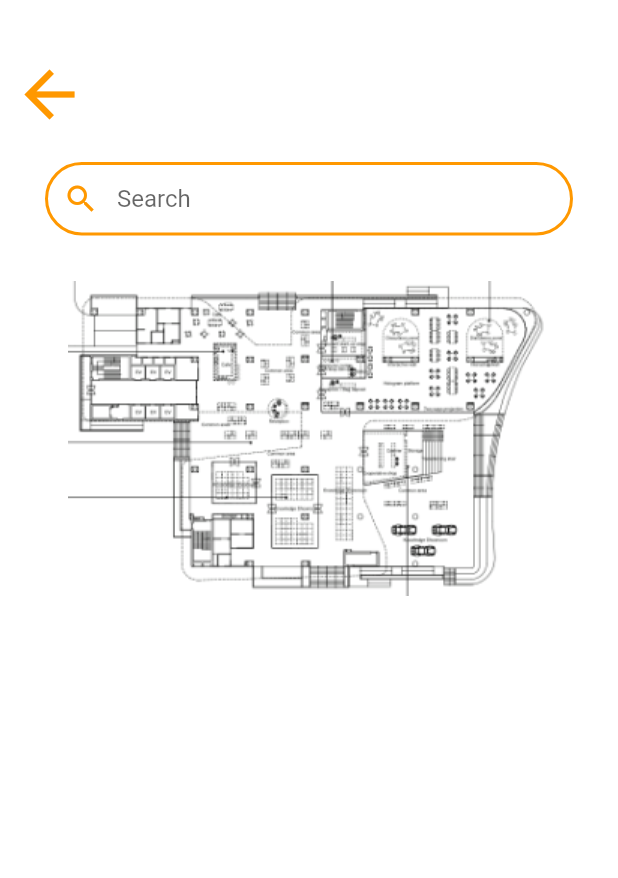
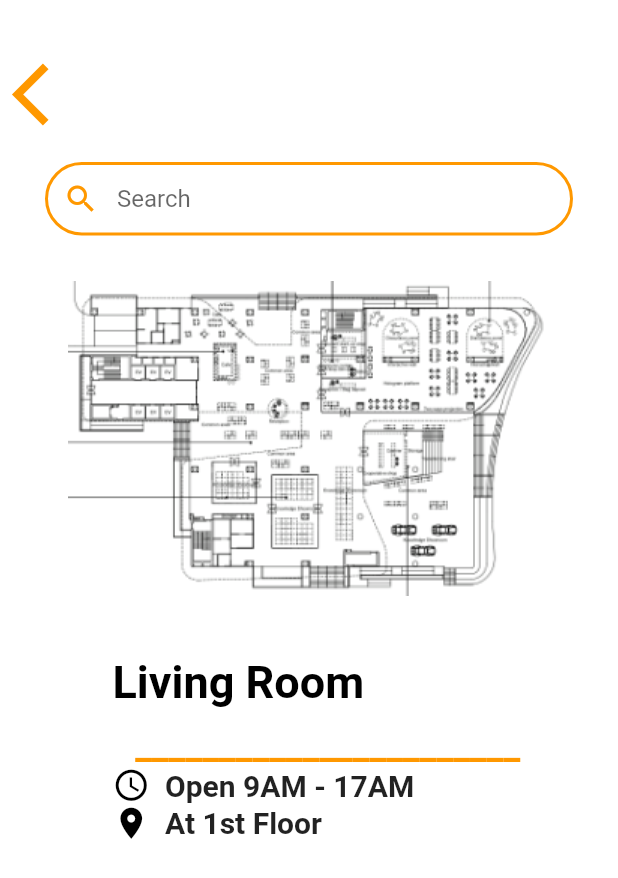
Before and after one commit to ItchyBeth/csc234projectG15, a Flutter app: the search screen opened directly, on a phone screen of 412 x 824 dp. Shown: the top 878 px of the screen. Run offline on Flutter 3.47's test engine with Material 2 defaults, Android fonts, the phone set to English and light mode, and no system bars.

Commit message:
Update map.dart

```diff
--- a/lib/screens/map.dart
+++ b/lib/screens/map.dart
@@ -13,7 +13,6 @@ class searchstate extends State<search> {
       backgroundColor: Colors.white,
       body: Container(
         padding: EdgeInsets.only(top: 30),
-
         child: Column(
           children: <Widget>[
             Container(
@@ -21,23 +20,16 @@ class searchstate extends State<search> {
               alignment: Alignment.topLeft,
               child: IconButton(
                 icon: Icon(
-                    Icons.arrow_back,
+                  Icons.arrow_back_ios,
                   size: 50,
                 ),
                 color: Colors.orange,
                 onPressed: () {},
               ),
             )),
-
-
-
-
-
             Container(
-
-                margin: EdgeInsets.only(left: 30.0, right: 30.0,top: 30.0),
+              margin: EdgeInsets.only(left: 30.0, right: 30.0, top: 30.0),
               child: new TextField(
-
                 decoration: InputDecoration(
                   contentPadding: const EdgeInsets.symmetric(vertical: 15.0),
                   hintText: "Search",
@@ -48,7 +40,6 @@ class searchstate extends State<search> {
                   enabledBorder: const OutlineInputBorder(
                     borderRadius: BorderRadius.all(Radius.circular(80)),
                     borderSide: BorderSide(color: Colors.orange, width: 2),
-
                   ),
                 ),
               ),
@@ -61,11 +52,64 @@ class searchstate extends State<search> {
                 height: 350,
               ),
             ),
+            Container(
+              margin: EdgeInsets.only(left: 75.0, right: 30.0, top: 10.0),
+              child: Align(
+                alignment: Alignment.topLeft,
+                child: Text(
+                  'Living Room ',
+                  style: TextStyle(
+                      color: Colors.black,
+                      fontWeight: FontWeight.bold,
+                      fontSize: 30),
+                ),
+              ),
+            ),
+
+            Container(
+              margin: EdgeInsets.only(left: 75.0, right: 50.0, top: 10.0),
+              child: Column(
+                children: [
+
+                  Text(
+                    '_______________________',
+
+                    style: TextStyle(
+                        color: Colors.orange,
+                        fontWeight: FontWeight.bold,
+                        fontSize: 25),
+                  ),
+                  Row(children: [
+                    Icon(
+                      Icons.access_time,
+                      color: Colors.black,
+                      size: 25.0,
+                      semanticLabel: 'Text to announce in accessibility modes',
+                    ),
+                    Text(
+                      '  Open 9AM - 17AM',
+                      style: TextStyle(fontWeight: FontWeight.bold,fontSize: 20),
+                    )
+                  ]),
+                  Row(children: [
+                    Icon(
+                      Icons.place,
+                      color: Colors.black,
+                      size: 25.0,
+                      semanticLabel: 'Text to announce in accessibility modes',
+                    ),
+                    Text(
+                      '  At 1st Floor',
+                      style: TextStyle(fontWeight: FontWeight.bold,fontSize: 20),
+                    )
+                  ]),
+                  Row(children: []),
                 ],
               ),
-
             ),
-
+          ],
+        ),
+      ),
     );
   }
 }
```
Lines whose indentation alone changed are shown as unchanged.
